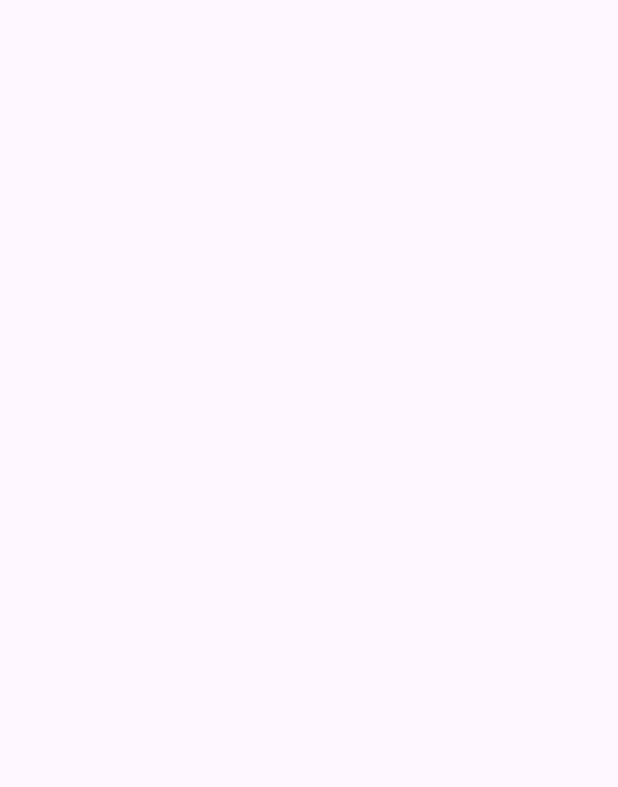
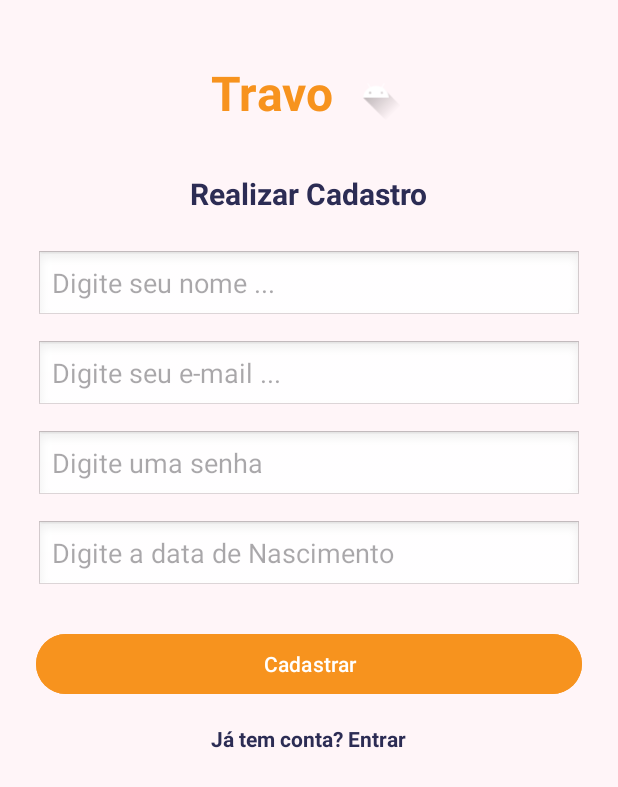
Before and after one commit to medinodev/travo-mobile, an Android app: the CadastroActivity screen opened directly, with no data from a screen before it, on a phone screen of 412 x 824 dp. Before the commit the part shown is empty. Shown: the top 787 px of the screen. Run offline under Robolectric (Android 15) with nearby library versions, the phone set to English and light mode, and no system bars.

Commit message:
Tela de Cadastro e interações criada

```diff
--- a/ApplicationTravo/app/src/main/java/com/example/applicationtravo/ui/cadastro/CadastroActivity.kt
+++ b/ApplicationTravo/app/src/main/java/com/example/applicationtravo/ui/cadastro/CadastroActivity.kt
@@ -1,17 +1,34 @@
 package com.example.applicationtravo.ui.cadastro
 
+import android.content.Intent
 import android.os.Bundle
-import androidx.activity.enableEdgeToEdge
+import android.widget.Button
+import android.widget.TextView
 import androidx.appcompat.app.AppCompatActivity
-import androidx.core.view.ViewCompat
-import androidx.core.view.WindowInsetsCompat
 import com.example.applicationtravo.R
+import com.example.applicationtravo.ui.login.LoginActivity
 
 class CadastroActivity : AppCompatActivity() {
+
     override fun onCreate(savedInstanceState: Bundle?) {
         super.onCreate(savedInstanceState)
-        enableEdgeToEdge()
         setContentView(R.layout.activity_cadastro)
 
+        val btnCadastrar = findViewById<Button>(R.id.btnCadastrar)
+        val tvVoltarLogin = findViewById<TextView>(R.id.tvVoltarLogin)
+
+        btnCadastrar.setOnClickListener {
+            val intent = Intent(this, LoginActivity::class.java)
+            startActivity(intent)
+            finish()
+
+            // Adicionar lógica do cadastro para interagir com o banco
+        }
+
+        tvVoltarLogin.setOnClickListener {
+            val intent = Intent(this, LoginActivity::class.java)
+            startActivity(intent)
+            finish()
+        }
     }
 }
--- a/ApplicationTravo/app/src/main/res/layout/activity_cadastro.xml
+++ b/ApplicationTravo/app/src/main/res/layout/activity_cadastro.xml
@@ -1,10 +1,87 @@
 <?xml version="1.0" encoding="utf-8"?>
-<androidx.constraintlayout.widget.ConstraintLayout xmlns:android="http://schemas.android.com/apk/res/android"
-    xmlns:app="http://schemas.android.com/apk/res-auto"
-    xmlns:tools="http://schemas.android.com/tools"
-    android:id="@+id/main"
+<LinearLayout xmlns:android="http://schemas.android.com/apk/res/android"
     android:layout_width="match_parent"
     android:layout_height="match_parent"
-    tools:context=".ui.cadastro.CadastroActivity">
+    android:background="@color/colorBackground"
+    android:orientation="vertical"
+    android:padding="24dp">
 
-</androidx.constraintlayout.widget.ConstraintLayout>
+    <!-- Fragmento da logo -->
+    <fragment
+        android:id="@+id/logoFragment"
+        android:name="com.example.applicationtravo.ui.components.LogoFragment"
+        android:layout_width="match_parent"
+        android:layout_height="wrap_content"
+        android:layout_marginBottom="16dp" />
+
+    <!-- Título -->
+    <TextView
+        android:layout_width="wrap_content"
+        android:layout_height="wrap_content"
+        android:text="Realizar Cadastro"
+        android:textSize="20sp"
+        android:textStyle="bold"
+        android:textColor="@color/colorSecondary"
+        android:layout_gravity="center"
+        android:layout_marginBottom="24dp"/>
+
+    <!-- Nome -->
+    <EditText
+        android:id="@+id/editNome"
+        android:layout_width="match_parent"
+        android:layout_height="wrap_content"
+        android:hint="Digite seu nome ..."
+        android:background="@android:drawable/edit_text"
+        android:layout_marginBottom="12dp"/>
+
+    <!-- E-mail -->
+    <EditText
+        android:id="@+id/editEmail"
+        android:layout_width="match_parent"
+        android:layout_height="wrap_content"
+        android:hint="Digite seu e-mail ..."
+        android:inputType="textEmailAddress"
+        android:background="@android:drawable/edit_text"
+        android:layout_marginBottom="12dp"/>
+
+    <!-- Senha -->
+    <EditText
+        android:id="@+id/editSenha"
+        android:layout_width="match_parent"
+        android:layout_height="wrap_content"
+        android:hint="Digite uma senha"
+        android:inputType="textPassword"
+        android:background="@android:drawable/edit_text"
+        android:layout_marginBottom="12dp"/>
+
+    <!-- Data de Nascimento -->
+    <EditText
+        android:id="@+id/editDataNascimento"
+        android:layout_width="match_parent"
+        android:layout_height="wrap_content"
+        android:hint="Digite a data de Nascimento"
+        android:inputType="date"
+        android:background="@android:drawable/edit_text"
+        android:layout_marginBottom="24dp"/>
+
+    <!-- Botão Cadastrar -->
+    <Button
+        android:id="@+id/btnCadastrar"
+        android:layout_width="match_parent"
+        android:layout_height="wrap_content"
+        android:text="Cadastrar"
+        android:backgroundTint="@color/colorPrimary"
+        android:textColor="@android:color/white"/>
+
+    <!-- Link para voltar ao Login -->
+    <TextView
+        android:id="@+id/tvVoltarLogin"
+        android:layout_width="wrap_content"
+        android:layout_height="wrap_content"
+        android:text="Já tem conta? Entrar"
+        android:textColor="@color/colorSecondary"
+        android:textStyle="bold"
+        android:layout_gravity="center"
+        android:layout_marginTop="16dp"/>
+
+</LinearLayout>
--- a/ApplicationTravo/app/src/main/res/values/colors.xml
+++ b/ApplicationTravo/app/src/main/res/values/colors.xml
@@ -1,15 +1,19 @@
 <resources>
-    <!-- já existentes -->
-    <color name="purple_200">#FFBB86FC</color>
-    <color name="purple_500">#FF6200EE</color>
-    <color name="purple_700">#FF3700B3</color>
-    <color name="teal_200">#FF03DAC5</color>
-    <color name="teal_700">#FF018786</color>
-    <color name="black">#FF000000</color>
-    <color name="white">#FFFFFFFF</color>
+    <!-- 🎨 Paleta principal do Travo -->
+    <color name="colorPrimary">#F7931E</color> <!-- Laranja: botões, destaques -->
+    <color name="colorSecondary">#2C2C54</color> <!-- Azul escuro: títulos, links -->
+    <color name="colorBackground">#FFF5F8</color> <!-- Fundo clarinho rosado -->
 
-    <!-- adiciona aqui -->
-    <color name="orange">#FFA500</color> <!-- laranja padrão -->
-    <!-- ou o tom do protótipo do Figma -->
-    <!-- <color name="orange">#FF9800</color> -->
+    <!-- 🖤 Neutros -->
+    <color name="white">#FFFFFF</color>
+    <color name="black">#000000</color>
+    <color name="grayLight">#E0E0E0</color>
+    <color name="grayDark">#808080</color>
+    <color name="orange">#F7931E</color>
+
+    <!-- ✨ Extras (para feedbacks e estados) -->
+    <color name="success">#4CAF50</color> <!-- Verde para sucesso -->
+    <color name="error">#F44336</color>   <!-- Vermelho para erros -->
+    <color name="warning">#FFC107</color> <!-- Amarelo para avisos -->
+    <color name="info">#2196F3</color>    <!-- Azul claro para informações -->
 </resources>
```
Also changed, not shown: 191 other files.
